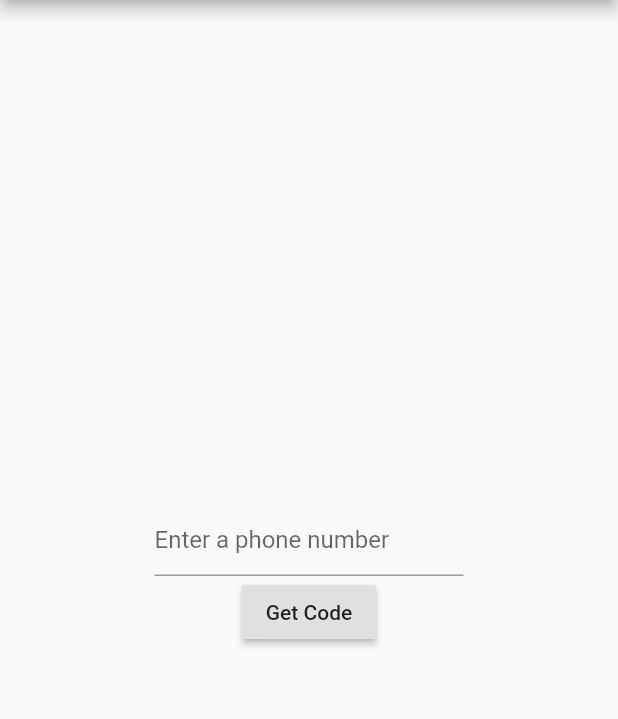
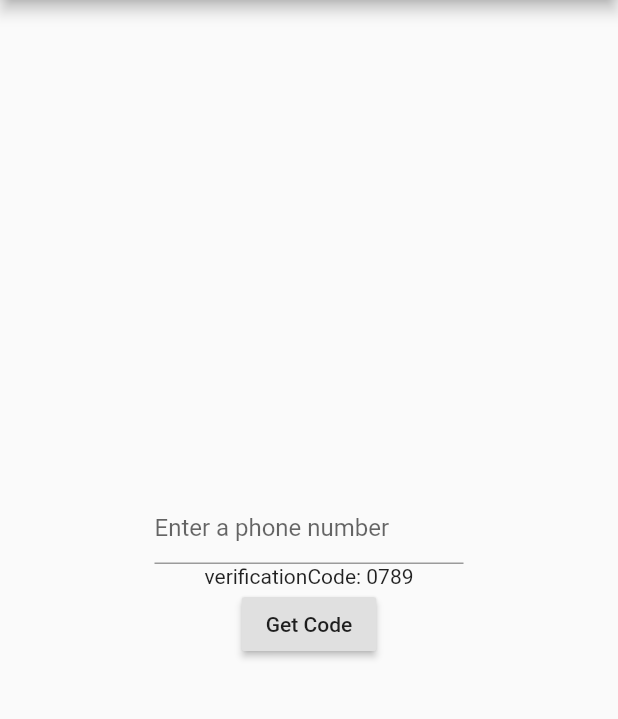
Before and after one commit to ristosaar/blog1, a Flutter app: the screen it shows after launch, after a tap on "Get Code", on a phone screen of 412 x 824 dp, the part 84-803 px from its top. Run offline on Flutter 3.47's test engine with Material 2 defaults, Android fonts, the phone set to English and light mode, and no system bars.

Commit message:
add verification response

```diff
--- a/lib/main.dart
+++ b/lib/main.dart
@@ -1,5 +1,6 @@
 import 'package:flutter/material.dart';
 import 'package:flutter/services.dart';
+import 'otp_service.dart';
 
 void main() {
   runApp(MyApp());
@@ -23,14 +24,23 @@ class MyHomePage extends StatefulWidget {
   MyHomePage({Key key, this.title}) : super(key: key);
   final String title;
 
+
   @override
   _MyHomePageState createState() => _MyHomePageState();
 }
 
 class _MyHomePageState extends State<MyHomePage> {
   String _phoneNumber;
+  String _oneTimePassword;
+  final otpService = OneTimePasswordService();
 
-  void getOneTimePassword(){}
+  void getOneTimePassword() async {
+    var oneTimePasswordResponse = await otpService.getOneTimePassword(_phoneNumber);
+    setState(() {
+      _oneTimePassword = oneTimePasswordResponse.toString();
+    });
+  }
+
 
   @override
   Widget build(BuildContext context) {
@@ -54,6 +64,7 @@ class _MyHomePageState extends State<MyHomePage> {
                   keyboardType: TextInputType.number),
               width: MediaQuery.of(context).size.width * 0.5,
             ),
+            if(_oneTimePassword != null) Text(_oneTimePassword),
             RaisedButton(
               onPressed: () {getOneTimePassword();},
               child: Text('Get Code'),
--- /dev/null
+++ b/lib/otp_response.dart
@@ -0,0 +1,24 @@
+import 'dart:convert';
+import 'package:flutter/foundation.dart';
+
+class OneTimePasswordResponse {
+  final String verificationCode;
+  OneTimePasswordResponse({
+    @required this.verificationCode,
+  });
+
+  static OneTimePasswordResponse fromMap(Map<String, dynamic> map) {
+    if (map == null) return null;
+
+    return OneTimePasswordResponse(
+      verificationCode: map['verificationCode'],
+    );
+  }
+
+  static OneTimePasswordResponse fromJson(String source) => fromMap(json.decode(source));
+
+  @override
+  String toString() {
+    return 'verificationCode: $verificationCode';
+  }
+}
--- /dev/null
+++ b/lib/otp_service.dart
@@ -0,0 +1,31 @@
+import 'dart:math';
+import 'otp_response.dart';
+
+class MockHttpClient {
+  var randomGenerator = new Random();
+
+  Future<String> getResponseBody() async {
+    await Future.delayed(Duration(milliseconds: 1000));
+    return _generateOneTimePassword();
+  }
+
+
+
+
+  _generateOneTimePassword() {
+    return '{ "verificationCode": "' +
+        randomGenerator.nextInt(10).toString() +
+        randomGenerator.nextInt(10).toString() +
+        randomGenerator.nextInt(10).toString() +
+        randomGenerator.nextInt(10).toString() +
+        '"}';
+  }
+}
+
+class OneTimePasswordService {
+  final httpClient = MockHttpClient();
+  Future<OneTimePasswordResponse> getOneTimePassword(String phoneNumber) async {
+    final responseBody = await httpClient.getResponseBody();
+    return OneTimePasswordResponse.fromJson(responseBody);
+  }
+}
```
